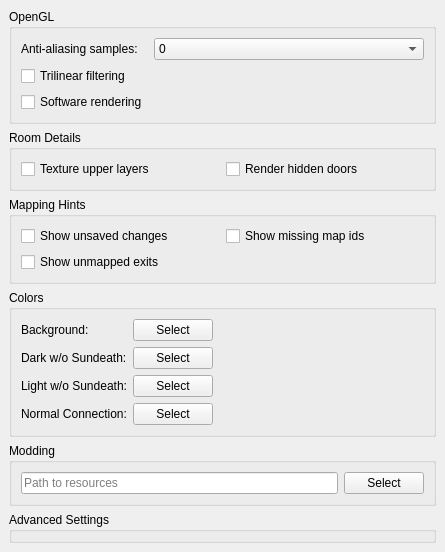
First picture: the form in src/preferences/graphicspage.ui, repository MUME/MMapper, before the edit.
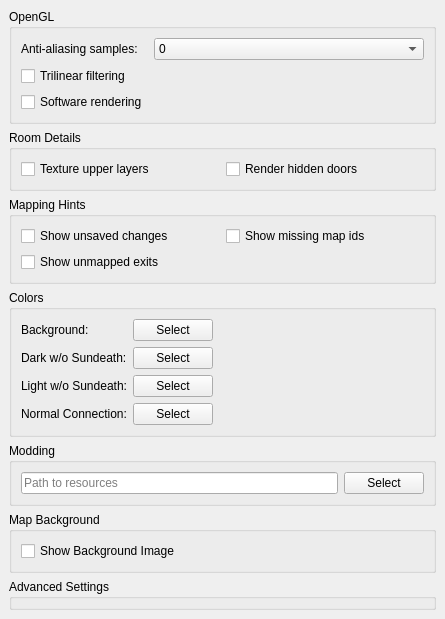
Second picture: the form after the edit.

Commit message: Add toggle for background image and sync checkbox with config on load

```diff
--- a/src/preferences/graphicspage.ui
+++ b/src/preferences/graphicspage.ui
@@ -7,7 +7,7 @@
     <x>0</x>
     <y>0</y>
     <width>445</width>
-    <height>507</height>
+    <height>568</height>
    </rect>
   </property>
   <property name="sizePolicy">
@@ -327,6 +327,22 @@
      </layout>
     </widget>
    </item>
+   <item>
+    <widget class="QGroupBox" name="groupBox_Background">
+     <property name="title">
+      <string>Map Background</string>
+     </property>
+     <layout class="QVBoxLayout" name="verticalLayout_Background">
+      <item>
+       <widget class="QCheckBox" name="backgroundImageCheckBox">
+        <property name="text">
+         <string>Show Background Image</string>
+        </property>
+       </widget>
+      </item>
+     </layout>
+    </widget>
+   </item>
    <item>
     <widget class="QGroupBox" name="groupBox_Advanced">
      <property name="title">
```
The commit also changes 1 other file.
